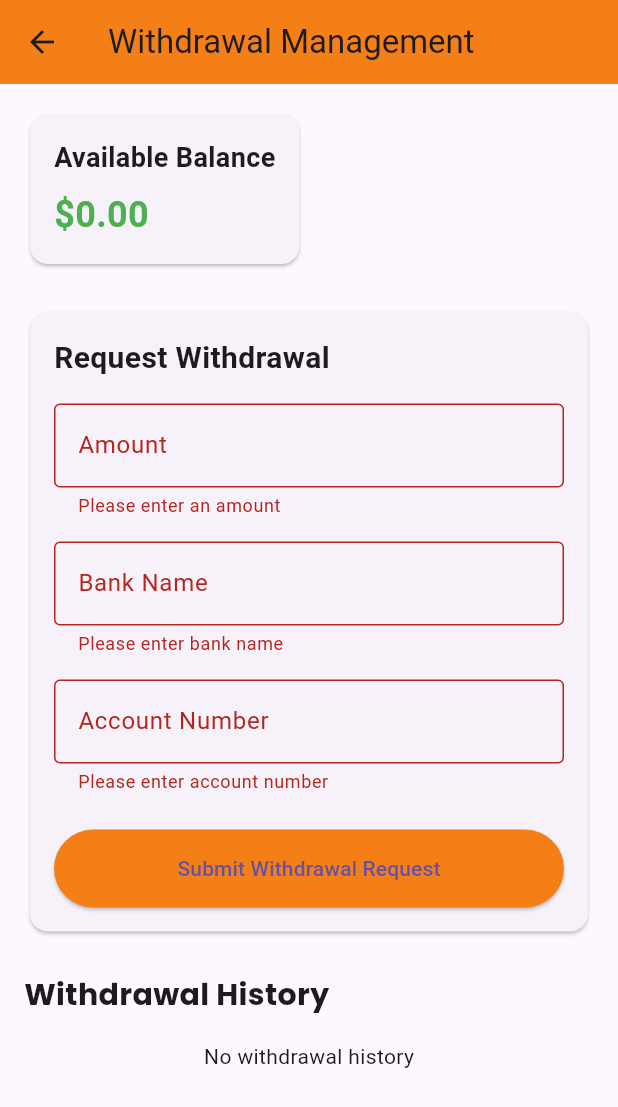
After one commit to rqull/Remus-store, a Flutter app: the VendorWithdrawalScreen screen opened directly, after a tap on "Submit Withdrawal Request", on a phone screen of 412 x 824 dp. The commit adds this screen. Shown: the top 1107 px of the screen. Run offline on Flutter 3.47's test engine with Material 3 defaults, Android fonts, the phone set to English and light mode, and no system bars; our stand-ins replace badges, cached_network_image, cloud_firestore, firebase_auth, firebase_core, flutter_easyloading and 6 more; accounts and stored records are empty; generated files the repository leaves out were written again; network calls fail.

Commit message:
update fix bug  withdraw

```diff
--- /dev/null
+++ b/lib/vendor/views/screens/bottomNavigatorBar/withdrawal_screen.dart
@@ -0,0 +1,376 @@
+import 'package:cloud_firestore/cloud_firestore.dart';
+import 'package:firebase_auth/firebase_auth.dart';
+import 'package:flutter/material.dart';
+import 'package:flutter/services.dart';
+import 'package:google_fonts/google_fonts.dart';
+import 'package:intl/intl.dart';
+
+class VendorWithdrawalScreen extends StatefulWidget {
+  static const String routeName = '/vendor-withdrawal';
+
+  @override
+  State<VendorWithdrawalScreen> createState() => _VendorWithdrawalScreenState();
+}
+
+class _VendorWithdrawalScreenState extends State<VendorWithdrawalScreen> {
+  final _formKey = GlobalKey<FormState>();
+  final TextEditingController _amountController = TextEditingController();
+  final TextEditingController _bankNameController = TextEditingController();
+  final TextEditingController _accountNumberController =
+      TextEditingController();
+  bool _isLoading = false;
+  double _availableBalance = 0.0;
+
+  @override
+  void initState() {
+    super.initState();
+    _fetchAvailableBalance();
+  }
+
+  Future<void> _fetchAvailableBalance() async {
+    final vendorId = FirebaseAuth.instance.currentUser?.uid;
+    if (vendorId != null) {
+      try {
+        // Get all delivered orders for this vendor
+        final QuerySnapshot orders = await FirebaseFirestore.instance
+            .collection('orders')
+            .where('vendorId', isEqualTo: vendorId)
+            .where('delivered', isEqualTo: true)
+            .get();
+
+        // Calculate total earnings from delivered orders
+        double totalEarnings = 0;
+        for (var doc in orders.docs) {
+          final data = doc.data() as Map<String, dynamic>;
+          totalEarnings += (data['productPrice'] ?? 0).toDouble();
+        }
+
+        // Get total withdrawals
+        final QuerySnapshot withdrawals = await FirebaseFirestore.instance
+            .collection('withdrawal')
+            .where('vendorId', isEqualTo: vendorId)
+            .where('status', isEqualTo: 'approved')
+            .get();
+
+        // Calculate total withdrawn amount
+        double totalWithdrawn = 0;
+        for (var doc in withdrawals.docs) {
+          final data = doc.data() as Map<String, dynamic>;
+          totalWithdrawn += (data['amount'] ?? 0).toDouble();
+        }
+
+        // Available balance is total earnings minus total withdrawals
+        setState(() {
+          _availableBalance = totalEarnings - totalWithdrawn;
+        });
+      } catch (e) {
+        print('Error calculating available balance: $e');
+        ScaffoldMessenger.of(context).showSnackBar(
+          SnackBar(
+            content: Text('Error fetching balance. Please try again.'),
+            backgroundColor: Colors.red,
+          ),
+        );
+      }
+    }
+  }
+
+  Future<void> _submitWithdrawalRequest() async {
+    if (!_formKey.currentState!.validate()) return;
+
+    final amount = double.parse(_amountController.text);
+    if (amount > _availableBalance) {
+      ScaffoldMessenger.of(context).showSnackBar(
+        SnackBar(content: Text('Insufficient balance')),
+      );
+      return;
+    }
+
+    setState(() => _isLoading = true);
+
+    try {
+      final vendorId = FirebaseAuth.instance.currentUser?.uid;
+      final vendorDoc = await FirebaseFirestore.instance
+          .collection('vendors')
+          .doc(vendorId)
+          .get();
+
+      await FirebaseFirestore.instance.collection('withdrawal').add({
+        'vendorId': vendorId,
+        'vendorName': vendorDoc.data()?['businessName'] ?? 'Unknown',
+        'amount': amount,
+        'bankName': _bankNameController.text,
+        'accountNumber': _accountNumberController.text,
+        'status': 'pending',
+        'requestDate': Timestamp.now(),
+      });
+
+      // Update vendor's balance
+      await FirebaseFirestore.instance
+          .collection('vendors')
+          .doc(vendorId)
+          .update({
+        'balance': FieldValue.increment(-amount),
+      });
+
+      ScaffoldMessenger.of(context).showSnackBar(
+        SnackBar(content: Text('Withdrawal request submitted successfully')),
+      );
+
+      // Clear form
+      _amountController.clear();
+      _bankNameController.clear();
+      _accountNumberController.clear();
+
+      // Refresh available balance
+      await _fetchAvailableBalance();
+    } catch (e) {
+      ScaffoldMessenger.of(context).showSnackBar(
+        SnackBar(content: Text('Error submitting withdrawal request')),
+      );
+    } finally {
+      setState(() => _isLoading = false);
+    }
+  }
+
+  @override
+  Widget build(BuildContext context) {
+    final Stream<QuerySnapshot> _withdrawalStream = FirebaseFirestore.instance
+        .collection('withdrawal')
+        .where('vendorId', isEqualTo: FirebaseAuth.instance.currentUser?.uid)
+        .orderBy('requestDate', descending: true)
+        .snapshots();
+
+    return Scaffold(
+      appBar: AppBar(
+        title: Text('Withdrawal Management'),
+        backgroundColor: Colors.yellow.shade900,
+      ),
+      body: SingleChildScrollView(
+        padding: EdgeInsets.all(16.0),
+        child: Column(
+          crossAxisAlignment: CrossAxisAlignment.start,
+          children: [
+            Card(
+              child: Padding(
+                padding: EdgeInsets.all(16.0),
+                child: Column(
+                  crossAxisAlignment: CrossAxisAlignment.start,
+                  children: [
+                    Text(
+                      'Available Balance',
+                      style: TextStyle(
+                        fontSize: 18,
+                        fontWeight: FontWeight.bold,
+                      ),
+                    ),
+                    SizedBox(height: 8),
+                    Text(
+                      NumberFormat.currency(
+                        locale: 'en_US',
+                        symbol: '\$',
+                      ).format(_availableBalance),
+                      style: TextStyle(
+                        fontSize: 24,
+                        fontWeight: FontWeight.bold,
+                        color: Colors.green,
+                      ),
+                    ),
+                  ],
+                ),
+              ),
+            ),
+            SizedBox(height: 24),
+            Card(
+              child: Padding(
+                padding: EdgeInsets.all(16.0),
+                child: Form(
+                  key: _formKey,
+                  child: Column(
+                    crossAxisAlignment: CrossAxisAlignment.start,
+                    children: [
+                      Text(
+                        'Request Withdrawal',
+                        style: TextStyle(
+                          fontSize: 20,
+                          fontWeight: FontWeight.bold,
+                        ),
+                      ),
+                      SizedBox(height: 16),
+                      TextFormField(
+                        controller: _amountController,
+                        decoration: InputDecoration(
+                          labelText: 'Amount',
+                          prefixText: '\$',
+                          border: OutlineInputBorder(),
+                        ),
+                        keyboardType:
+                            TextInputType.numberWithOptions(decimal: true),
+                        inputFormatters: [
+                          FilteringTextInputFormatter.allow(
+                              RegExp(r'^\d+\.?\d{0,2}')),
+                        ],
+                        validator: (value) {
+                          if (value == null || value.isEmpty) {
+                            return 'Please enter an amount';
+                          }
+                          final amount = double.tryParse(value);
+                          if (amount == null || amount <= 0) {
+                            return 'Please enter a valid amount';
+                          }
+                          if (amount > _availableBalance) {
+                            return 'Amount exceeds available balance';
+                          }
+                          return null;
+                        },
+                      ),
+                      SizedBox(height: 16),
+                      TextFormField(
+                        controller: _bankNameController,
+                        decoration: InputDecoration(
+                          labelText: 'Bank Name',
+                          border: OutlineInputBorder(),
+                        ),
+                        validator: (value) {
+                          if (value == null || value.isEmpty) {
+                            return 'Please enter bank name';
+                          }
+                          return null;
+                        },
+                      ),
+                      SizedBox(height: 16),
+                      TextFormField(
+                        controller: _accountNumberController,
+                        decoration: InputDecoration(
+                          labelText: 'Account Number',
+                          border: OutlineInputBorder(),
+                        ),
+                        keyboardType: TextInputType.number,
+                        inputFormatters: [
+                          FilteringTextInputFormatter.digitsOnly,
+                        ],
+                        validator: (value) {
+                          if (value == null || value.isEmpty) {
+                            return 'Please enter account number';
+                          }
+                          return null;
+                        },
+                      ),
+                      SizedBox(height: 24),
+                      SizedBox(
+                        width: double.infinity,
+                        child: ElevatedButton(
+                          onPressed:
+                              _isLoading ? null : _submitWithdrawalRequest,
+                          style: ElevatedButton.styleFrom(
+                            backgroundColor: Colors.yellow.shade900,
+                            padding: EdgeInsets.symmetric(vertical: 16),
+                          ),
+                          child: _isLoading
+                              ? CircularProgressIndicator(color: Colors.white)
+                              : Text('Submit Withdrawal Request'),
+                        ),
+                      ),
+                    ],
+                  ),
+                ),
+              ),
+            ),
+            SizedBox(height: 24),
+            Text(
+              'Withdrawal History',
+              style: GoogleFonts.poppins(
+                fontSize: 20,
+                fontWeight: FontWeight.bold,
+              ),
+            ),
+            SizedBox(height: 16),
+            StreamBuilder<QuerySnapshot>(
+              stream: _withdrawalStream,
+              builder: (context, snapshot) {
+                if (snapshot.hasError) {
+                  return Text('Something went wrong');
+                }
+
+                if (snapshot.connectionState == ConnectionState.waiting) {
+                  return Center(child: CircularProgressIndicator());
+                }
+
+                if (snapshot.data!.docs.isEmpty) {
+                  return Center(
+                    child: Text('No withdrawal history'),
+                  );
+                }
+
+                return ListView.builder(
+                  shrinkWrap: true,
+                  physics: NeverScrollableScrollPhysics(),
+                  itemCount: snapshot.data!.docs.length,
+                  itemBuilder: (context, index) {
+                    final data = snapshot.data!.docs[index].data()
+                        as Map<String, dynamic>;
+                    return Card(
+                      child: ListTile(
+                        title: Text(
+                          NumberFormat.currency(
+                            locale: 'en_US',
+                            symbol: '\$',
+                          ).format(data['amount'] ?? 0),
+                          style: TextStyle(
+                            fontWeight: FontWeight.bold,
+                          ),
+                        ),
+                        subtitle: Column(
+                          crossAxisAlignment: CrossAxisAlignment.start,
+                          children: [
+                            Text('Bank: ${data['bankName']}'),
+                            Text('Account: ${data['accountNumber']}'),
+                            Text(
+                              'Date: ${DateFormat('MMM d, y').format((data['requestDate'] as Timestamp).toDate())}',
+                            ),
+                          ],
+                        ),
+                        trailing: Container(
+                          padding: EdgeInsets.symmetric(
+                            horizontal: 12,
+                            vertical: 6,
+                          ),
+                          decoration: BoxDecoration(
+                            color: data['status'] == 'approved'
+                                ? Colors.green.shade100
+                                : data['status'] == 'rejected'
+                                    ? Colors.red.shade100
+                                    : Colors.orange.shade100,
+                            borderRadius: BorderRadius.circular(20),
+                          ),
+                          child: Text(
+                            data['status'] ?? 'pending',
+                            style: TextStyle(
+                              color: data['status'] == 'approved'
+                                  ? Colors.green
+                                  : data['status'] == 'rejected'
+                                      ? Colors.red
+                                      : Colors.orange,
+                            ),
+                          ),
+                        ),
+                      ),
+                    );
+                  },
+                );
+              },
+            ),
+          ],
+        ),
+      ),
+    );
+  }
+
+  @override
+  void dispose() {
+    _amountController.dispose();
+    _bankNameController.dispose();
+    _accountNumberController.dispose();
+    super.dispose();
+  }
+}
--- a/lib/vendor/views/screens/main_vendor_screen.dart
+++ b/lib/vendor/views/screens/main_vendor_screen.dart
@@ -6,6 +6,7 @@ import 'bottomNavigatorBar/erning_screen.dart';
 import 'bottomNavigatorBar/vendor_orders_screen.dart';
 import 'bottomNavigatorBar/upload_product_screen.dart';
 import 'bottomNavigatorBar/vendor_profile_screen.dart';
+import 'bottomNavigatorBar/withdrawal_screen.dart';
 
 class MainVendorScreen extends StatefulWidget {
   const MainVendorScreen({super.key});
@@ -22,6 +23,7 @@ class _MainVendorScreenState extends State<MainVendorScreen> {
     UploadProductScreen(),
     EditProductScreen(),
     VendorProfileScreen(),
+    VendorWithdrawalScreen(),
   ];
   @override
   Widget build(BuildContext context) {
@@ -47,6 +49,8 @@ class _MainVendorScreenState extends State<MainVendorScreen> {
           BottomNavigationBarItem(icon: Icon(Icons.edit), label: 'Edit'),
           BottomNavigationBarItem(
               icon: Icon(CupertinoIcons.person), label: 'Profile'),
+          BottomNavigationBarItem(
+              icon: Icon(Icons.account_balance_wallet), label: 'Withdrawal'),
         ],
       ),
     );
```
Also changed, not shown: lib/vendor/views/screens/bottomNavigatorBar/vendor_orders_screen.dart (+74 -55 lines), lib/views/screens/inner_screens/chekout_screen.dart (+16 -23 lines), lib/views/screens/nav_screens/cart_screen.dart (+13 -2 lines).
